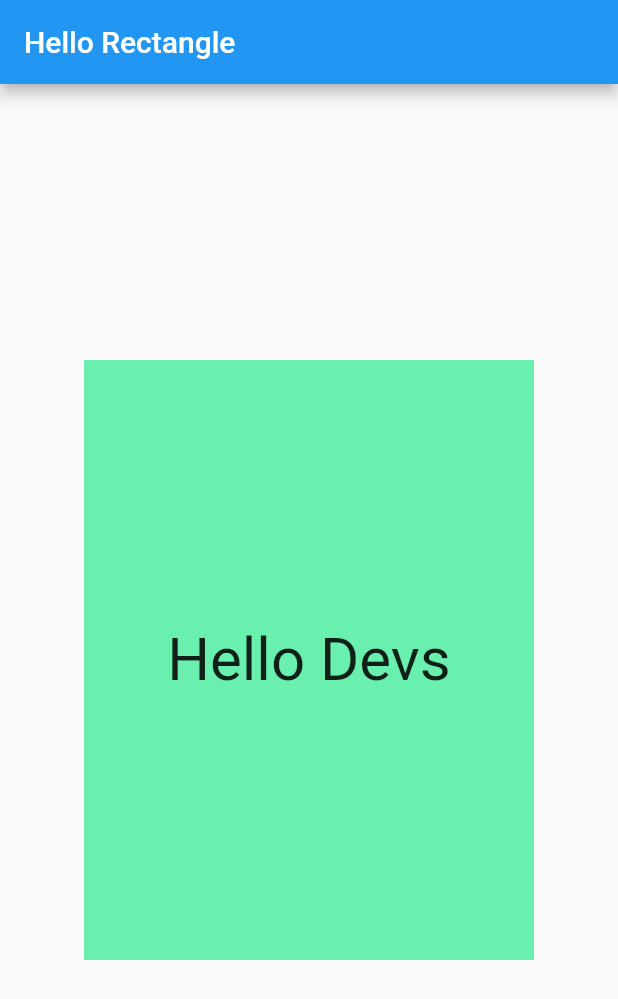
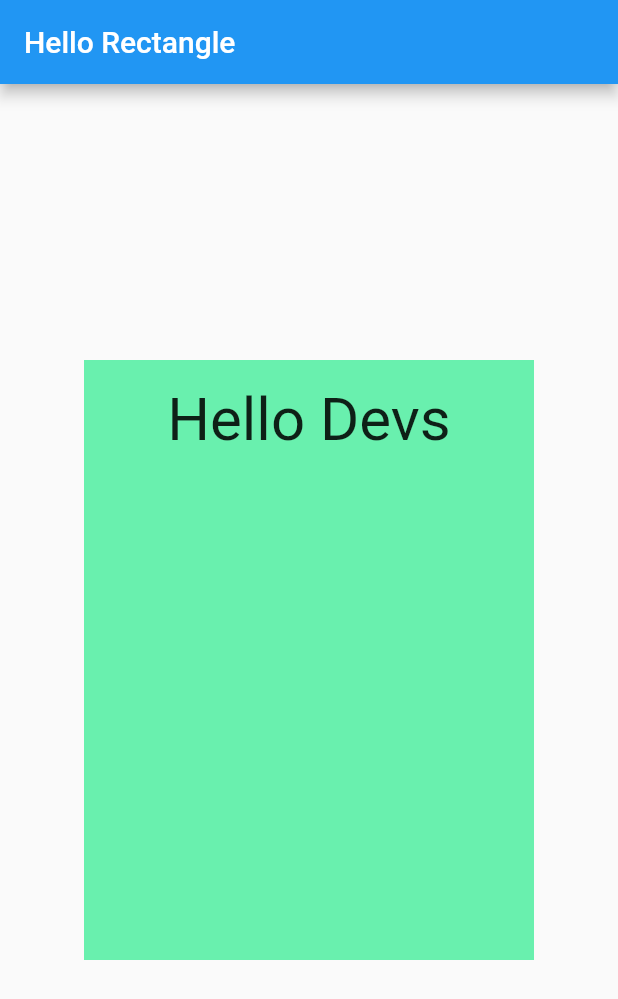
Before and after one commit to kevinbreaker/flutter, a Flutter app: the screen it shows after launch, on a phone screen of 412 x 824 dp. Shown: the top 999 px of the screen. Run offline on Flutter 3.47's test engine with Material 2 defaults, Android fonts, the phone set to English and light mode, and no system bars.

Commit message:
lesson 1 complete

```diff
--- a/UDACITY-FLUTTER/hello_rectangle/lib/main.dart
+++ b/UDACITY-FLUTTER/hello_rectangle/lib/main.dart
@@ -1,4 +1,6 @@
 import 'package:flutter/material.dart';
+
+const _padding = EdgeInsets.all(16.0);
 
 void main() {
   runApp(MaterialApp(
@@ -20,8 +22,9 @@ class HelloRectangle extends StatelessWidget {
         color: Colors.greenAccent,
         width: 300.0,
         height: 400.0,
-        child: Center(
-            child: Text(
+        child: Padding(
+          padding: _padding,
+          child: Text(
           "Hello Devs",
           textAlign: TextAlign.center,
           style: TextStyle(fontSize: 40.0),
```
